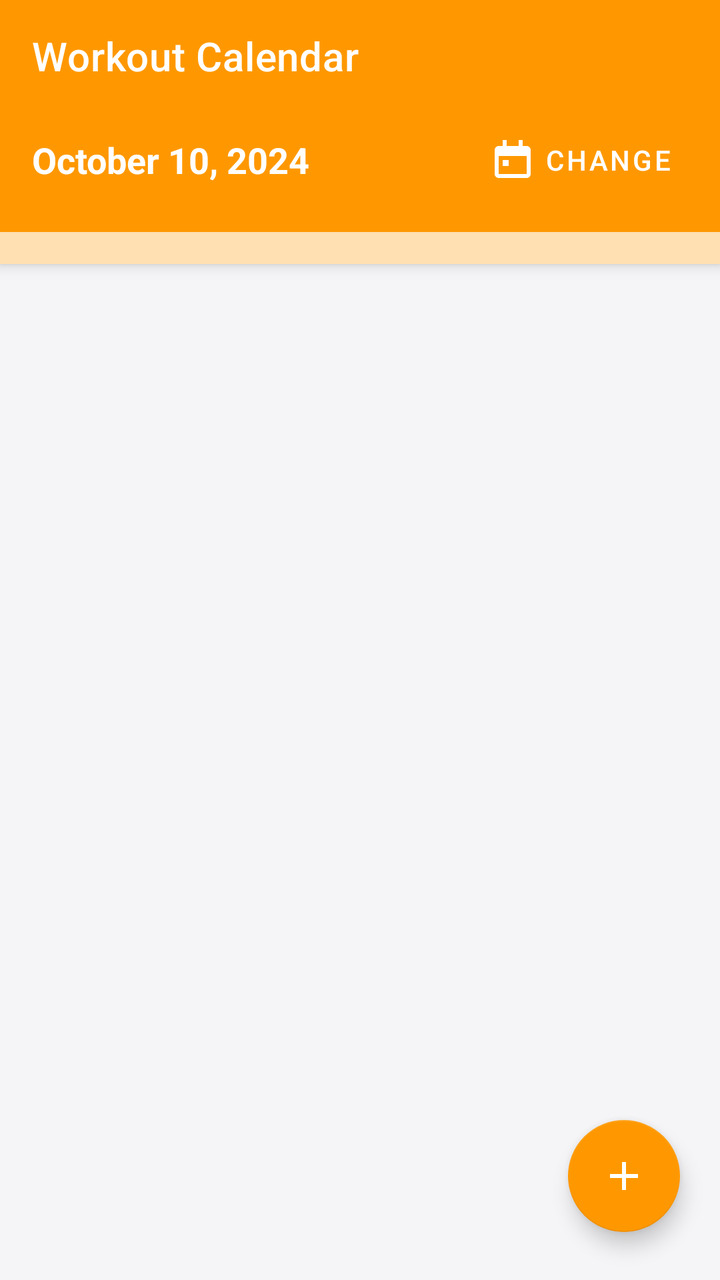
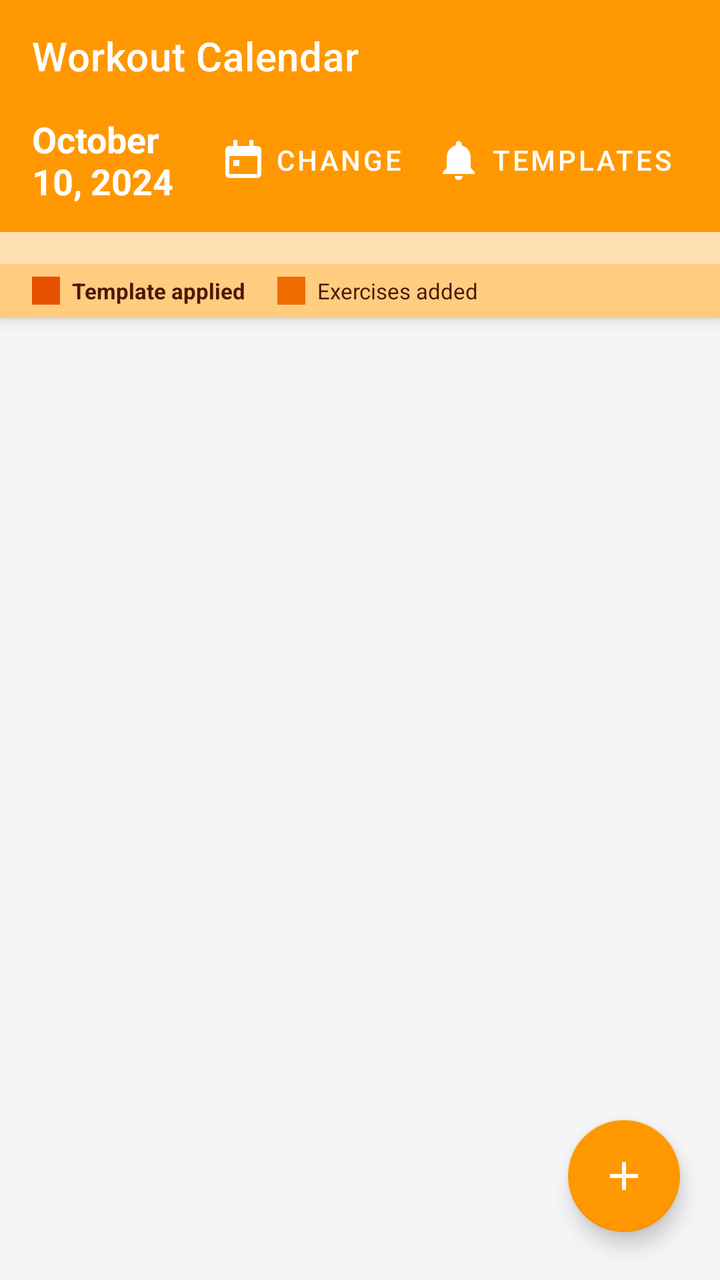

An Android layout rendered at two revisions. The XML below is the earlier revision; the diff shows what the commit changed to produce the second picture.
<!-- AndroidManifest.xml: application theme Theme.DailyRoutine -->
<!-- res/layout/activity_workout_plan.xml -->
<?xml version="1.0" encoding="utf-8"?>
<androidx.coordinatorlayout.widget.CoordinatorLayout xmlns:android="http://schemas.android.com/apk/res/android"
    xmlns:app="http://schemas.android.com/apk/res-auto"
    android:layout_width="match_parent"
    android:layout_height="match_parent"
    android:background="@color/bgPage">

    <com.google.android.material.appbar.AppBarLayout
        android:id="@+id/appBar"
        android:layout_width="match_parent"
        android:layout_height="wrap_content">

        <androidx.appcompat.widget.Toolbar
            android:id="@+id/toolbar"
            android:layout_width="match_parent"
            android:layout_height="?attr/actionBarSize"
            android:background="@color/healthWorkout"
            app:title="Workout Calendar"
            app:titleTextColor="@android:color/white"/>

        <LinearLayout
            android:layout_width="match_parent"
            android:layout_height="wrap_content"
            android:background="@color/healthWorkout"
            android:orientation="horizontal"
            android:paddingHorizontal="16dp"
            android:paddingBottom="12dp"
            android:gravity="center_vertical">

            <TextView
                android:id="@+id/tvSelectedDateWorkout"
                android:layout_width="0dp"
                android:layout_height="wrap_content"
                android:layout_weight="1"
                android:text="October 10, 2024"
                android:textColor="@android:color/white"
                android:textStyle="bold"
                android:textSize="18sp"/>

            <com.google.android.material.button.MaterialButton
                android:id="@+id/btnPickDateWorkout"
                style="@style/Widget.MaterialComponents.Button.TextButton"
                android:layout_width="wrap_content"
                android:layout_height="wrap_content"
                android:text="Change"
                android:textColor="@android:color/white"
                app:icon="@drawable/ic_calendar"
                app:iconTint="@android:color/white"/>
        </LinearLayout>

        <HorizontalScrollView
            android:layout_width="match_parent"
            android:layout_height="wrap_content"
            android:background="#FFE0B2"
            android:scrollbars="none">
            <LinearLayout
                android:id="@+id/llWorkoutDaysStrip"
                android:layout_width="wrap_content"
                android:layout_height="wrap_content"
                android:orientation="horizontal"
                android:padding="8dp"/>
        </HorizontalScrollView>

    </com.google.android.material.appbar.AppBarLayout>

    <androidx.recyclerview.widget.RecyclerView
        android:id="@+id/rvExercises"
        android:layout_width="match_parent"
        android:layout_height="match_parent"
        android:padding="8dp"
        android:clipToPadding="false"
        android:paddingBottom="96dp"
        app:layout_behavior="@string/appbar_scrolling_view_behavior"/>

    <com.google.android.material.floatingactionbutton.FloatingActionButton
        android:id="@+id/fabAddExercise"
        android:layout_width="wrap_content"
        android:layout_height="wrap_content"
        android:layout_gravity="bottom|end"
        android:layout_marginEnd="20dp"
        android:layout_marginBottom="24dp"
        android:src="@drawable/ic_add"
        app:backgroundTint="@color/healthWorkout"
        app:tint="@android:color/white"
        android:contentDescription="Add Exercise"/>

</androidx.coordinatorlayout.widget.CoordinatorLayout>
<!-- resources referenced by this layout -->
<resources>
  <color name="bgPage">#F5F5F7</color>
  <color name="healthWorkout">#FF9800</color>
  <!-- drawable ic_add (drawable) -->
  <vector xmlns:android="http://schemas.android.com/apk/res/android" android:width="24dp" android:height="24dp" android:viewportWidth="24" android:viewportHeight="24">
      <path android:fillColor="@color/iconSuccess" android:pathData="M11,5H13V11H19V13H13V19H11V13H5V11H11V5Z"/>
  </vector>
  <!-- drawable ic_calendar (drawable) -->
  <vector xmlns:android="http://schemas.android.com/apk/res/android" android:width="24dp" android:height="24dp" android:viewportWidth="24" android:viewportHeight="24">
      <path android:fillColor="@color/iconCalendar" android:pathData="M7,2H9V5H15V2H17V5H19C20.1,5 21,5.9 21,7V19C21,20.1 20.1,21 19,21H5C3.9,21 3,20.1 3,19V7C3,5.9 3.9,5 5,5H7V2ZM5,10V19H19V10H5ZM7,12H10V15H7V12Z"/>
  </vector>
  <style name="Theme.DailyRoutine" parent="Theme.MaterialComponents.DayNight.NoActionBar">
          <item name="colorPrimary">@color/primary</item>
          <item name="colorPrimaryVariant">@color/primaryDark</item>
          <item name="colorOnPrimary">@android:color/white</item>
          <item name="colorSecondary">@color/accent</item>
          <item name="colorOnSecondary">@android:color/white</item>
          <item name="android:windowBackground">@color/bgPage</item>
          <item name="android:statusBarColor">@color/statusBar</item>
          <item name="android:navigationBarColor">@color/primaryDark</item>
          
          <item name="dialogCornerRadius">16dp</item>
      </style>
  <color name="iconSuccess">#00C853</color>
  <color name="iconCalendar">#7B1FA2</color>
  <color name="primary">#5B5FEF</color>
  <color name="primaryDark">#3F41C2</color>
  <color name="accent">#7E57C2</color>
  <color name="statusBar">#5B5FEF</color>
</resources>

<!-- the commit's change to res/layout/activity_workout_plan.xml (unified diff, before → after) -->
@@ -46,6 +46,16 @@
                 android:textColor="@android:color/white"
                 app:icon="@drawable/ic_calendar"
                 app:iconTint="@android:color/white"/>
+
+            <com.google.android.material.button.MaterialButton
+                android:id="@+id/btnTemplatesWorkout"
+                style="@style/Widget.MaterialComponents.Button.TextButton"
+                android:layout_width="wrap_content"
+                android:layout_height="wrap_content"
+                android:text="Templates"
+                android:textColor="@android:color/white"
+                app:icon="@drawable/ic_reminder"
+                app:iconTint="@android:color/white"/>
         </LinearLayout>
 
         <HorizontalScrollView
@@ -60,6 +70,45 @@
                 android:orientation="horizontal"
                 android:padding="8dp"/>
         </HorizontalScrollView>
+
+        <LinearLayout
+            android:id="@+id/llWorkoutTemplateLegend"
+            android:layout_width="match_parent"
+            android:layout_height="wrap_content"
+            android:background="#FFCC80"
+            android:gravity="center_vertical"
+            android:orientation="horizontal"
+            android:paddingHorizontal="16dp"
+            android:paddingVertical="6dp">
+
+            <View
+                android:layout_width="14dp"
+                android:layout_height="14dp"
+                android:background="#E65100" />
+
+            <TextView
+                android:layout_width="wrap_content"
+                android:layout_height="wrap_content"
+                android:layout_marginStart="6dp"
+                android:text="Template applied"
+                android:textColor="#4A1800"
+                android:textSize="11sp"
+                android:textStyle="bold" />
+
+            <View
+                android:layout_width="14dp"
+                android:layout_height="14dp"
+                android:layout_marginStart="16dp"
+                android:background="#EF6C00" />
+
+            <TextView
+                android:layout_width="wrap_content"
+                android:layout_height="wrap_content"
+                android:layout_marginStart="6dp"
+                android:text="Exercises added"
+                android:textColor="#4A1800"
+                android:textSize="11sp" />
+        </LinearLayout>
 
     </com.google.android.material.appbar.AppBarLayout>
 
<!-- resource entries referenced after the edit -->
@@ -9,6 +9,10 @@
   <!-- drawable ic_calendar (drawable) -->
   <vector xmlns:android="http://schemas.android.com/apk/res/android" android:width="24dp" android:height="24dp" android:viewportWidth="24" android:viewportHeight="24">
       <path android:fillColor="@color/iconCalendar" android:pathData="M7,2H9V5H15V2H17V5H19C20.1,5 21,5.9 21,7V19C21,20.1 20.1,21 19,21H5C3.9,21 3,20.1 3,19V7C3,5.9 3.9,5 5,5H7V2ZM5,10V19H19V10H5ZM7,12H10V15H7V12Z"/>
+  </vector>
+  <!-- drawable ic_reminder (drawable) -->
+  <vector xmlns:android="http://schemas.android.com/apk/res/android" android:width="24dp" android:height="24dp" android:viewportWidth="24" android:viewportHeight="24">
+      <path android:fillColor="@color/iconReminder" android:pathData="M12,22C13.1,22 14,21.1 14,20H10C10,21.1 10.9,22 12,22ZM18,16V11C18,7.9 16.4,5.4 13.5,4.7V4C13.5,3.2 12.8,2.5 12,2.5C11.2,2.5 10.5,3.2 10.5,4V4.7C7.6,5.4 6,7.9 6,11V16L4,18V19H20V18L18,16Z"/>
   </vector>
   <style name="Theme.DailyRoutine" parent="Theme.MaterialComponents.DayNight.NoActionBar">
           <item name="colorPrimary">@color/primary</item>
@@ -24,6 +28,7 @@
       </style>
   <color name="iconSuccess">#00C853</color>
   <color name="iconCalendar">#7B1FA2</color>
+  <color name="iconReminder">#5B5FEF</color>
   <color name="primary">#5B5FEF</color>
   <color name="primaryDark">#3F41C2</color>
   <color name="accent">#7E57C2</color>
